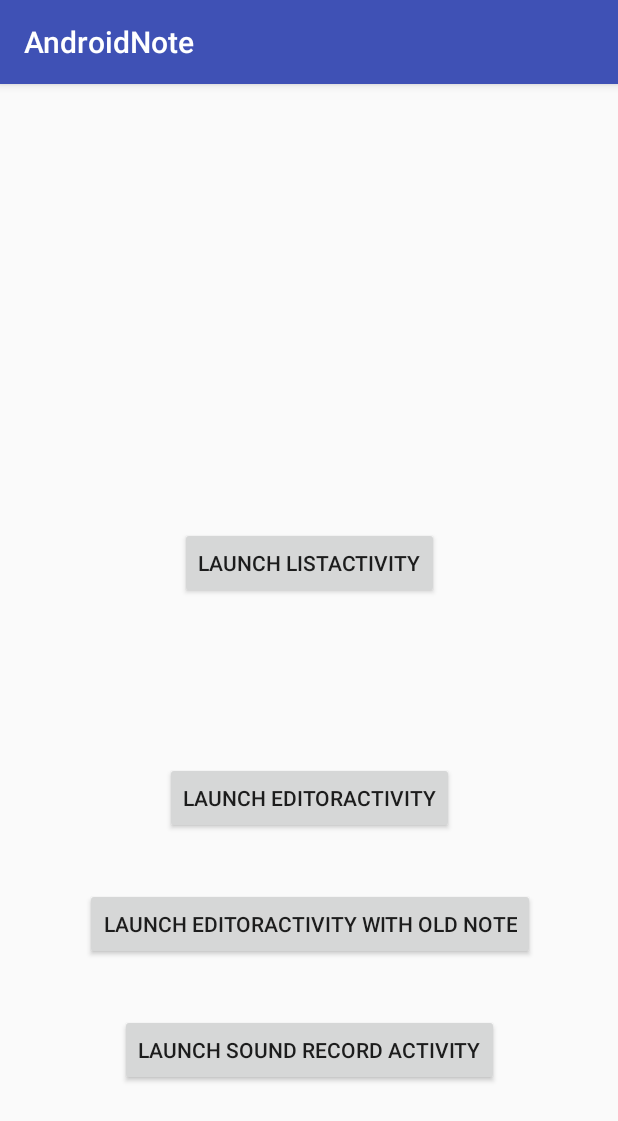
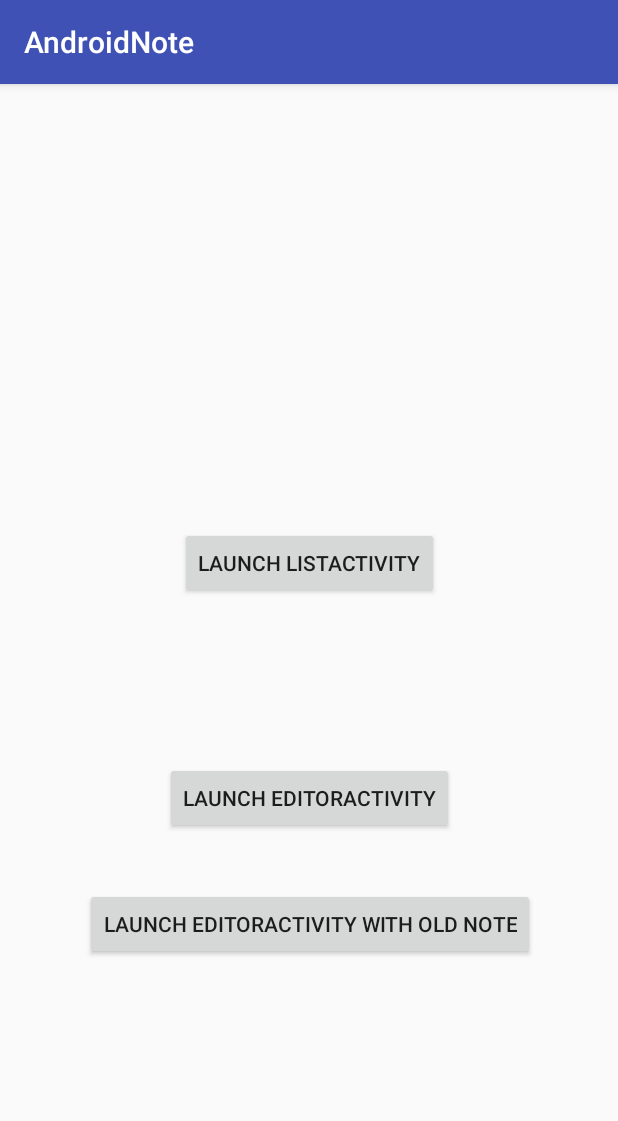
Before and after one commit to function2-llx/Android-Note, an Android app: the screen it shows after launch (MainActivity), on a phone screen of 412 x 824 dp. Shown: the top 1121 px of the screen. Run offline under Robolectric (Android 15) with nearby library versions, the phone set to English and light mode, and no system bars; our stand-ins replace EventBus.

```diff
--- a/app/src/main/java/com/se/npe/androidnote/EditorActivity.java
+++ b/app/src/main/java/com/se/npe/androidnote/EditorActivity.java
@@ -8,7 +8,6 @@ import android.support.v7.app.AppCompatActivity;
 import com.dmcbig.mediapicker.PickerActivity;
 import com.dmcbig.mediapicker.PickerConfig;
 import com.dmcbig.mediapicker.entity.Media;
-import com.getbase.floatingactionbutton.FloatingActionButton;
 import com.getbase.floatingactionbutton.FloatingActionsMenu;
 import com.se.npe.androidnote.editor.SortRichEditor;
 import com.se.npe.androidnote.models.Note;
--- a/app/src/main/java/com/se/npe/androidnote/MainActivity.java
+++ b/app/src/main/java/com/se/npe/androidnote/MainActivity.java
@@ -74,13 +74,6 @@ public class MainActivity extends AppCompatActivity {
                 startActivity(intent);
             }
         });
-        findViewById(R.id.launch_sound_record_activity).setOnClickListener(new View.OnClickListener() {
-            @Override
-            public void onClick(View v) {
-                Intent intent = new Intent(MainActivity.this, SoundRecorderActivity.class);
-                startActivity(intent);
-            }
-        });
     }
 
     private Note generateNoteForTest() {
--- a/app/src/main/java/com/se/npe/androidnote/SoundRecorderActivity.java
+++ b/app/src/main/java/com/se/npe/androidnote/SoundRecorderActivity.java
@@ -37,7 +37,7 @@ public class SoundRecorderActivity extends AppCompatActivity {
         mRecordingPrompt = findViewById(R.id.recording_status_text);
 
         mRecordButton = findViewById(R.id.btnRecord);
-        mRecordButton.setOnClickListener((v) -> {
+        mRecordButton.setOnClickListener(v -> {
             onRecord(mStartRecording);
             mStartRecording = !mStartRecording;
         });
--- a/app/src/main/res/layout/activity_main.xml
+++ b/app/src/main/res/layout/activity_main.xml
@@ -51,18 +51,4 @@
         app:layout_constraintTop_toBottomOf="@+id/launch_editor_activity"
         app:layout_constraintVertical_bias="0.136"
         tools:textAllCaps="false" />
-
-    <Button
-        android:id="@+id/launch_sound_record_activity"
-        android:layout_width="wrap_content"
-        android:layout_height="wrap_content"
-        android:layout_marginEnd="8dp"
-        android:layout_marginStart="8dp"
-        android:layout_marginTop="36dp"
-        android:text="Launch Sound Record Activity"
-        app:layout_constraintEnd_toEndOf="parent"
-        app:layout_constraintHorizontal_bias="0.504"
-        app:layout_constraintStart_toStartOf="parent"
-        app:layout_constraintTop_toBottomOf="@+id/launch_editor_activity_with_old_note" />
-
 </android.support.constraint.ConstraintLayout>
```
Also changed, not shown: app/src/main/java/com/se/npe/androidnote/editor/SortRichEditor.java (+65 -51 lines), app/src/main/java/com/se/npe/androidnote/sound/AudioUtil.java (+6 -2 lines), app/src/main/java/com/se/npe/androidnote/sound/RecordingService.java (+17 -12 lines).
